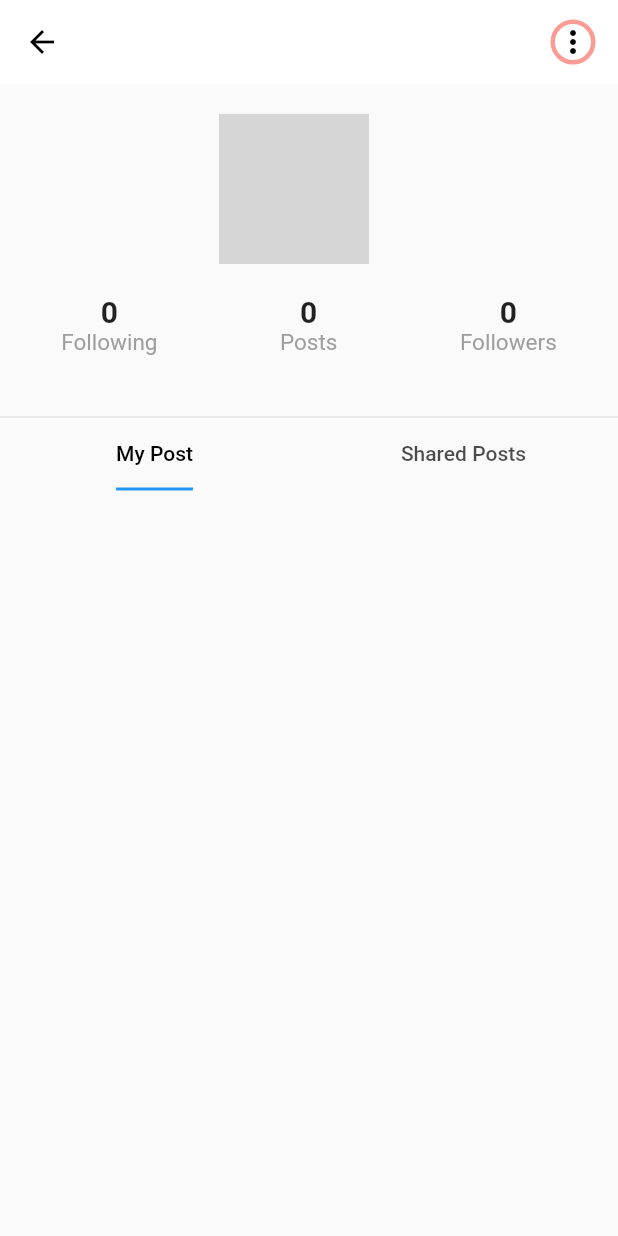
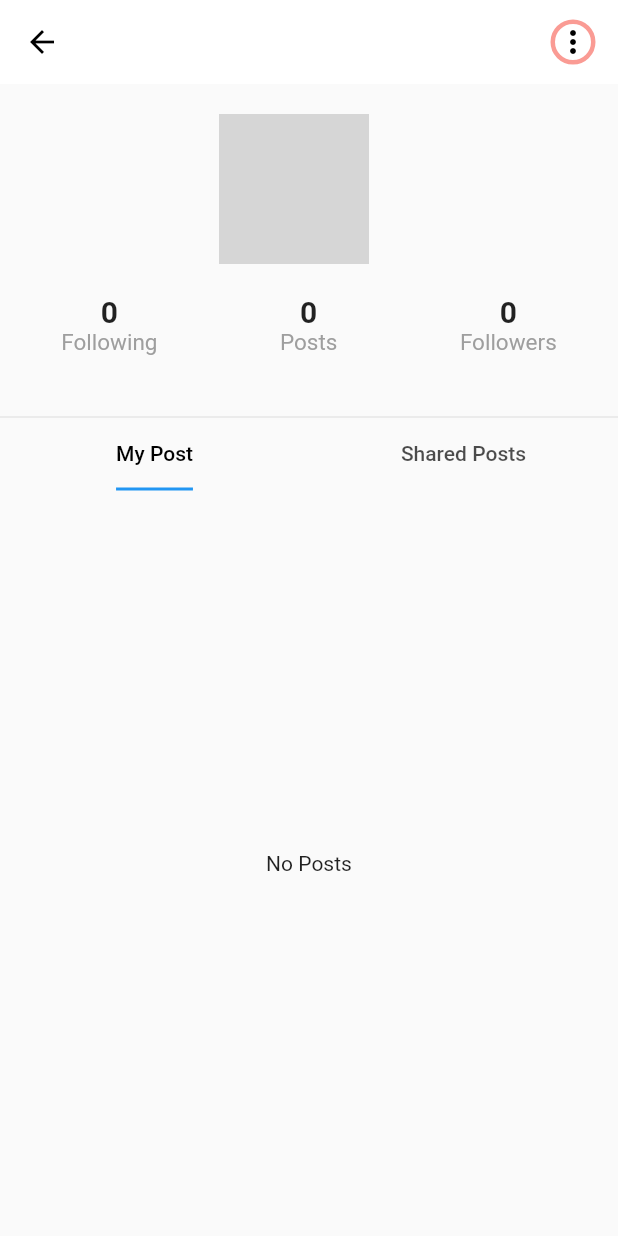
Before and after one commit to Nismakhan/Final_Year_Project, a Flutter app: the ProfileScreen screen opened by its route, on a phone screen of 412 x 824 dp. Run offline on Flutter 3.47's test engine with Material 2 defaults, Android fonts, the light colour scheme and no system bars; our stand-ins replace cloud_firestore, firebase_auth, firebase_core, firebase_storage, firebase_ui_firestore, flutter_screenutil and 4 more; missing offline and left inert: flutter_facebook_auth; accounts and stored records are empty; network calls fail; grey boxes are pictures that could not be loaded.

Commit message:
some changes again

```diff
--- a/lib/app/notice_board.dart
+++ b/lib/app/notice_board.dart
@@ -38,9 +38,6 @@ class NoticeBoard extends StatelessWidget {
             ),
           ],
           child: MaterialApp(
-            home: SignUp(
-              type: '',
-            ),
             debugShowCheckedModeBanner: false,
             onGenerateRoute: (settings) {
               return AppRouter.onGenerateRoute(settings);
--- a/lib/app/router/router.dart
+++ b/lib/app/router/router.dart
@@ -1,3 +1,4 @@
+import 'package:final_year_project/auth/models/user_model.dart';
 import 'package:final_year_project/auth/screens/forgot_password.dart';
 import 'package:final_year_project/auth/screens/login.dart';
 import 'package:final_year_project/auth/screens/sign_up.dart';
@@ -72,6 +73,8 @@ class AppRouter {
         );
       case indivisualNoticesPage:
         final args = settings.arguments as UserPosts;
+
+
         return MaterialPageRoute(
           builder: ((context) => IndivisualNoticesPage(
                 posts: args,
--- a/lib/auth/auth_services/google_sign_up.dart
+++ b/lib/auth/auth_services/google_sign_up.dart
@@ -53,12 +53,12 @@ class GoogleServices {
             await context.read<AuthController>().checkCurrentUser(context);
         log(myuser.toString());
         if (myuser != null) {
-          Navigator.of(context).pushReplacementNamed(AppRouter.dashboard);
+          Navigator.of(context).pushReplacementNamed(AppRouter.homeScreen);
           print('replacement');
         } else {
           Navigator.of(context).pushReplacementNamed(AppRouter.login);
           // ignore: use_build_context_synchronously
-           showDialog(
+          showDialog(
               context: context,
               builder: (context) => const AlertDialog(
                     content: Text(
--- a/lib/common/controller/post_controller.dart
+++ b/lib/common/controller/post_controller.dart
@@ -13,7 +13,7 @@ class PostController with ChangeNotifier {
   final _repo = PostRepo();
   bool isloading = false;
   LoadingState state = LoadingState.idle;
-  List<UserPosts> currentUserPosts = List.empty(growable: true);
+  List<UserPosts>? currentUserPosts = List.empty(growable: true);
 
   Future<void> uploadPost(BuildContext context,
       {required UserPosts post, XFile? pickedImage}) async {
@@ -30,7 +30,7 @@ class PostController with ChangeNotifier {
       }
       await _repo.uploadPost(post: post);
       isloading = false;
-      currentUserPosts.add(post);
+      currentUserPosts!.add(post);
       notifyListeners();
     } catch (e) {
       isloading = false;
@@ -39,7 +39,7 @@ class PostController with ChangeNotifier {
     }
   }
 
-  Future<List<UserPosts>> getCurrentUsersPosts({required String uid}) async {
+  Future<List<UserPosts>?> getCurrentUsersPosts({required String uid}) async {
     try {
       if (uid == FirebaseAuth.instance.currentUser!.uid) {
         state = LoadingState.processing;
@@ -138,8 +138,11 @@ class PostController with ChangeNotifier {
   Future<int> getTotalFollowingCount({required String uid}) async {
     try {
       return await _repo.getTotalFollowingCount(uid: uid);
+      notifyListeners();
     } catch (e) {
       rethrow;
     }
   }
+
+
 }
--- a/lib/common/repo/post_repo.dart
+++ b/lib/common/repo/post_repo.dart
@@ -1,3 +1,5 @@
+import 'dart:developer';
+
 import 'package:cloud_firestore/cloud_firestore.dart';
 import 'package:final_year_project/models/comment_model.dart';
 import 'package:final_year_project/models/like_model.dart';
@@ -191,13 +193,15 @@ class PostRepo {
 
   Future<int> getTotalFollowingCount({required String uid}) async {
     try {
-      return (await _firestore
+      final c = (await _firestore
               .collection("users")
               .doc(uid)
               .collection("followed")
               .count()
               .get())
           .count;
+      log(c.toString());
+      return c;
     } catch (e) {
       rethrow;
     }
--- a/lib/screens/other_user_profile_screen.dart
+++ b/lib/screens/other_user_profile_screen.dart
@@ -22,7 +22,7 @@ class OtherUserProfileScreen extends StatefulWidget {
 
 class _OtherUserProfileScreenState extends State<OtherUserProfileScreen> {
   late UserModel user;
-  late List<UserPosts> userPosts;
+  late List<UserPosts>? userPosts;
 
   LoadingState _state = LoadingState.idle;
 
--- a/lib/screens/profile_screen.dart
+++ b/lib/screens/profile_screen.dart
@@ -96,7 +96,7 @@ class _ProfileScreenState extends State<ProfileScreen>
               labelColor: Colors.black,
               controller: tabContoller,
               indicatorSize: TabBarIndicatorSize.label,
-              tabs: [
+              tabs: const [
                 Tab(
                   text: "My Post",
                 ),
@@ -109,30 +109,16 @@ class _ProfileScreenState extends State<ProfileScreen>
               child: TabBarView(
                 controller: tabContoller,
                 children: [
-                  Padding(
-                    padding: const EdgeInsets.only(top: 10),
-                    child: Expanded(
-                      child: Consumer<PostController>(
-                          builder: (context, provider, _) {
-                        switch (provider.state) {
-                          case LoadingState.idle:
-                            return const SizedBox();
-                          case LoadingState.processing:
-                            return const Center(
-                              child: CircularProgressIndicator(),
-                            );
-                          case LoadingState.error:
-                            return const Center(
-                              child: Text("Error"),
-                            );
-                          case LoadingState.loaded:
-                            return NoticesGrid(
-                              posts: provider.currentUserPosts,
-                            );
-                        }
-                      }),
-                    ),
-                  ),
+                  Consumer<PostController>(builder: (context, provider, _) {
+                    if (provider.currentUserPosts!.isEmpty) {
+                      return const Center(child: Text('No Posts'));
+                    } else {
+                      return NoticesGrid(
+                        posts: provider.currentUserPosts,
+                        up: provider.currentUserPosts!.first,
+                      );
+                    }
+                  }),
                   Padding(
                     padding: const EdgeInsets.only(top: 10),
                     child: Expanded(
--- a/lib/widgets/dashboard_widgets/like_comments_and_share.dart
+++ b/lib/widgets/dashboard_widgets/like_comments_and_share.dart
@@ -23,6 +23,7 @@ class _LikeCommentsAndShareState extends State<LikeCommentsAndShare> {
 
   @override
   Widget build(BuildContext context) {
+    print('i am rebuilding');
     return screenWidth(context) > 50 && screenWidth(context) < 300
         ? Column(
             mainAxisAlignment: MainAxisAlignment.spaceBetween,
--- a/lib/widgets/dashboard_widgets/notice_board_for_notices.dart
+++ b/lib/widgets/dashboard_widgets/notice_board_for_notices.dart
@@ -8,6 +8,9 @@ import 'package:final_year_project/widgets/common/my_circle_avatars.dart';
 import 'package:final_year_project/widgets/dashboard_widgets/like_comments_and_share.dart';
 import 'package:final_year_project/widgets/dashboard_widgets/notices_grid.dart';
 import 'package:flutter/material.dart';
+import 'package:provider/provider.dart';
+
+import '../../auth/controller/auth_controller.dart';
 
 class NoticeBoardForNotices extends StatefulWidget {
   const NoticeBoardForNotices({
--- a/lib/widgets/dashboard_widgets/notices_grid.dart
+++ b/lib/widgets/dashboard_widgets/notices_grid.dart
@@ -1,5 +1,6 @@
 import 'package:cloud_firestore/cloud_firestore.dart';
 import 'package:final_year_project/app/router/router.dart';
+import 'package:final_year_project/auth/models/user_model.dart';
 import 'package:final_year_project/models/user_post.dart';
 import 'package:final_year_project/utils/media_query.dart';
 import 'package:flutter/material.dart';
@@ -7,13 +8,15 @@ import 'package:flutter/material.dart';
 import '../../utils/colors.dart';
 
 class NoticesGrid extends StatefulWidget {
-  const NoticesGrid({
+   NoticesGrid({
     required this.posts,
     this.up,
+
     Key? key,
   }) : super(key: key);
   final List<UserPosts>? posts;
   final UserPosts? up;
+
 
   @override
   State<NoticesGrid> createState() => _NoticesGridState();
@@ -31,6 +34,7 @@ class _NoticesGridState extends State<NoticesGrid> {
           if (snapshot.connectionState == ConnectionState.waiting) {
             return const Center(child: CircularProgressIndicator());
           }
+
           if (snapshot.hasData) {
             final data = snapshot.data!.docs
                 .map((e) => UserPosts.fromJson(e.data()))
--- a/lib/widgets/dashboard_widgets/notices_stream.dart
+++ b/lib/widgets/dashboard_widgets/notices_stream.dart
@@ -10,6 +10,8 @@ class NoticesStream extends StatelessWidget {
 
   @override
   Widget build(BuildContext context) {
+
+    print('like');
     return StreamBuilder<QuerySnapshot<Map<String, dynamic>>>(
       stream: FirebaseFirestore.instance
           .collection("posts")
--- a/lib/widgets/indivisual_notices_page_widgets/user_profile_section.dart
+++ b/lib/widgets/indivisual_notices_page_widgets/user_profile_section.dart
@@ -1,17 +1,42 @@
+import 'dart:developer';
+
+import 'package:final_year_project/auth/models/user_model.dart';
+import 'package:final_year_project/common/controller/post_controller.dart';
 import 'package:final_year_project/models/user_post.dart';
 import 'package:final_year_project/widgets/common/my_circle_avatars.dart';
 import 'package:firebase_auth/firebase_auth.dart';
 import 'package:flutter/material.dart';
+import 'package:provider/provider.dart';
 
 import '../../app/router/router.dart';
 
-class UserProfileSection extends StatelessWidget {
+class UserProfileSection extends StatefulWidget {
   const UserProfileSection({
     required this.posts,
+    this.user,
     Key? key,
   }) : super(key: key);
   final UserPosts posts;
+  final UserModel? user;
+
   @override
+  State<UserProfileSection> createState() => _UserProfileSectionState();
+}
+
+class _UserProfileSectionState extends State<UserProfileSection> {
+  int followingCount = 0;
+  @override
+  void initState() {
+    WidgetsBinding.instance.addPostFrameCallback((timeStamp) async {
+      final controller = context.read<PostController>();
+      followingCount =
+          await controller.getTotalFollowingCount(uid: widget.user!.uid);
+      log('following count is $followingCount');
+      setState(() {});
+    });
+    super.initState();
+  }
+
   Widget build(BuildContext context) {
     return SizedBox(
       child: Column(
@@ -20,18 +45,18 @@ class UserProfileSection extends StatelessWidget {
             leading: SizedBox(
               child: MyCircleAvatars(
                 borderColor: Colors.black,
-                img: posts.profilePicture.toString(),
+                img: widget.posts.profilePicture.toString(),
                 raduis: 30,
               ),
             ),
-            title: Text(posts.name),
-            subtitle: const Text("1.3M followers"),
+            title: Text(widget.posts.name),
+            subtitle: Text(followingCount.toString()),
           ),
           Padding(
             padding: const EdgeInsets.symmetric(horizontal: 35),
             child: Row(
               children: [
-                posts.uid == FirebaseAuth.instance.currentUser!.uid
+                widget.posts.uid == FirebaseAuth.instance.currentUser!.uid
                     ? ElevatedButton(
                         style: ElevatedButton.styleFrom(
                           backgroundColor: Colors.green,
--- a/lib/widgets/profile_screen_widgets/shared_post_grid.dart
+++ b/lib/widgets/profile_screen_widgets/shared_post_grid.dart
@@ -60,7 +60,7 @@ class _SharedPostGridState extends State<SharedPostGrid> {
             child: CircularProgressIndicator(),
           )
         : posts.isEmpty
-            ? Center(
+            ? const Center(
                 child: Text("No Shared Posts"),
               )
             : GridView.builder(
```
Also changed, not shown: lib/screens/indivisual_notices_page.dart (+10 -6 lines).
